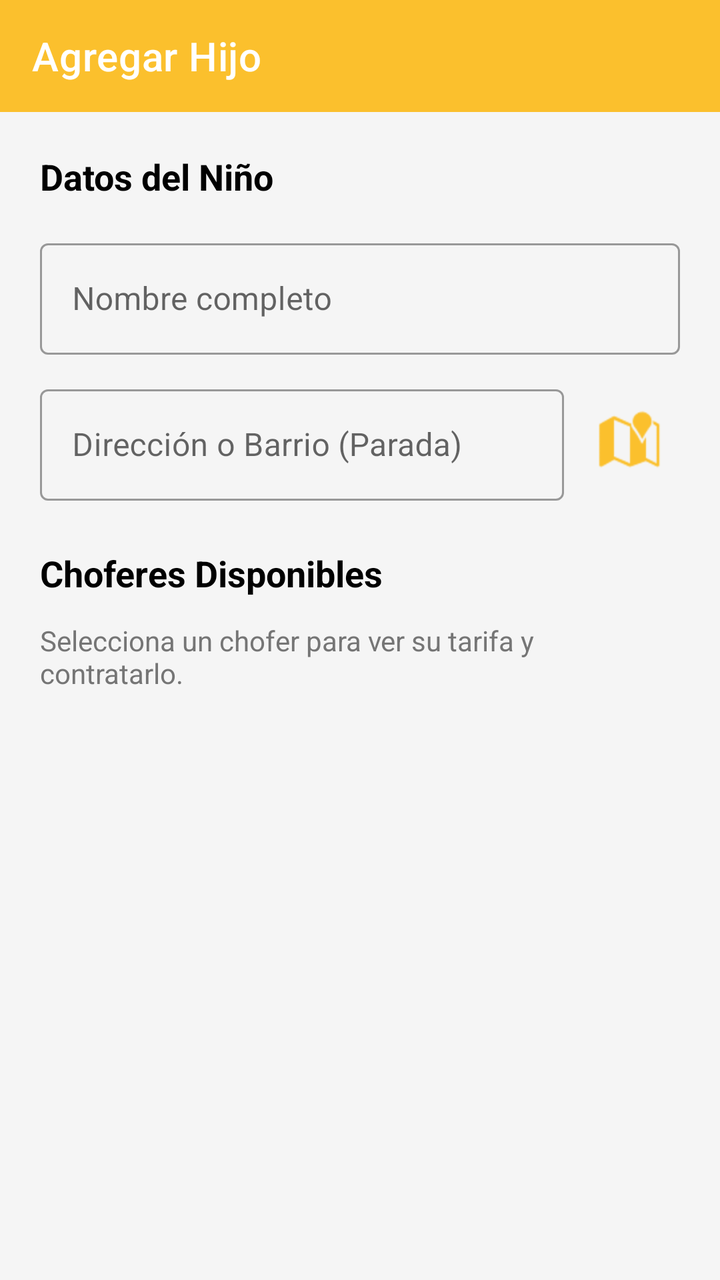
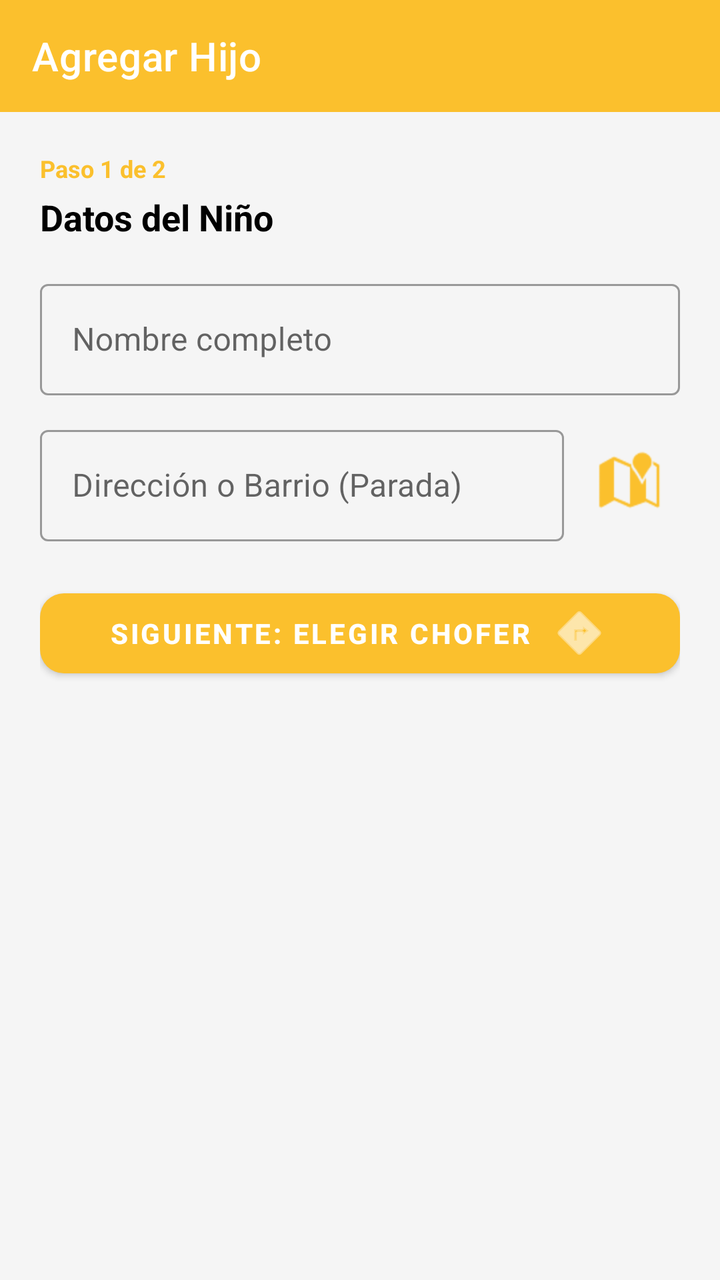

Two renders of the same Android screen: before a commit and after it. Below are the layout's source before the change and the commit's diff.
<!-- AndroidManifest.xml: application theme Theme.BusetaEscolarApp -->
<!-- res/layout/activity_agregar_hijo.xml -->
<?xml version="1.0" encoding="utf-8"?>
<LinearLayout xmlns:android="http://schemas.android.com/apk/res/android"
    xmlns:app="http://schemas.android.com/apk/res-auto"
    android:layout_width="match_parent"
    android:layout_height="match_parent"
    android:background="#F5F5F5"
    android:orientation="vertical">

    
    <com.google.android.material.appbar.AppBarLayout
        android:layout_width="match_parent"
        android:layout_height="wrap_content">
        <androidx.appcompat.widget.Toolbar
            android:id="@+id/toolbar"
            android:layout_width="match_parent"
            android:layout_height="?attr/actionBarSize"
            android:background="#FBC02D"
            app:title="Agregar Hijo"
            app:titleTextColor="@android:color/white" />
    </com.google.android.material.appbar.AppBarLayout>

    <ScrollView
        android:layout_width="match_parent"
        android:layout_height="match_parent"
        android:padding="20dp">

        <LinearLayout
            android:layout_width="match_parent"
            android:layout_height="wrap_content"
            android:orientation="vertical">

            <TextView
                android:layout_width="wrap_content"
                android:layout_height="wrap_content"
                android:layout_marginBottom="16dp"
                android:text="Datos del Niño"
                android:textColor="@android:color/black"
                android:textSize="18sp"
                android:textStyle="bold" />

            <com.google.android.material.textfield.TextInputLayout
                android:layout_width="match_parent"
                android:layout_height="wrap_content"
                android:layout_marginBottom="12dp"
                style="@style/Widget.MaterialComponents.TextInputLayout.OutlinedBox">

                <com.google.android.material.textfield.TextInputEditText
                    android:id="@+id/etNombreNino"
                    android:layout_width="match_parent"
                    android:layout_height="wrap_content"
                    android:hint="Nombre completo"
                    android:inputType="textPersonName" />
            </com.google.android.material.textfield.TextInputLayout>

            <LinearLayout
                android:layout_width="match_parent"
                android:layout_height="wrap_content"
                android:layout_marginBottom="24dp"
                android:orientation="horizontal"
                android:gravity="center_vertical">

                <com.google.android.material.textfield.TextInputLayout
                    android:layout_width="0dp"
                    android:layout_height="wrap_content"
                    android:layout_weight="1"
                    style="@style/Widget.MaterialComponents.TextInputLayout.OutlinedBox">

                    <com.google.android.material.textfield.TextInputEditText
                        android:id="@+id/etDireccion"
                        android:layout_width="match_parent"
                        android:layout_height="wrap_content"
                        android:hint="Dirección o Barrio (Parada)"
                        android:inputType="text" />
                </com.google.android.material.textfield.TextInputLayout>

                <ImageButton
                    android:id="@+id/btnMapLocation"
                    android:layout_width="50dp"
                    android:layout_height="50dp"
                    android:layout_marginStart="8dp"
                    android:background="?attr/selectableItemBackgroundBorderless"
                    android:src="@android:drawable/ic_dialog_map"
                    app:tint="#FBC02D" />
            </LinearLayout>

            <TextView
                android:layout_width="wrap_content"
                android:layout_height="wrap_content"
                android:layout_marginBottom="12dp"
                android:text="Choferes Disponibles"
                android:textColor="@android:color/black"
                android:textSize="18sp"
                android:textStyle="bold" />
                
            <TextView
                android:layout_width="wrap_content"
                android:layout_height="wrap_content"
                android:layout_marginBottom="16dp"
                android:text="Selecciona un chofer para ver su tarifa y contratarlo."
                android:textColor="#757575"
                android:textSize="14sp" />

            
            <androidx.recyclerview.widget.RecyclerView
                android:id="@+id/rvChoferes"
                android:layout_width="match_parent"
                android:layout_height="wrap_content"
                android:nestedScrollingEnabled="false" />

        </LinearLayout>
    </ScrollView>
</LinearLayout>
<!-- resources referenced by this layout -->
<resources>
  <style name="Theme.BusetaEscolarApp" parent="Theme.MaterialComponents.Light.NoActionBar" />
</resources>

<!-- the commit's change to res/layout/activity_agregar_hijo.xml (unified diff, before → after) -->
@@ -20,6 +20,7 @@
     </com.google.android.material.appbar.AppBarLayout>
 
     <ScrollView
+        android:id="@+id/scrollView"
         android:layout_width="match_parent"
         android:layout_height="match_parent"
         android:padding="20dp">
@@ -29,83 +30,137 @@
             android:layout_height="wrap_content"
             android:orientation="vertical">
 
-            <TextView
-                android:layout_width="wrap_content"
-                android:layout_height="wrap_content"
-                android:layout_marginBottom="16dp"
-                android:text="Datos del Niño"
-                android:textColor="@android:color/black"
-                android:textSize="18sp"
-                android:textStyle="bold" />
-
-            <com.google.android.material.textfield.TextInputLayout
+            
+            <LinearLayout
+                android:id="@+id/sectionDatosNino"
                 android:layout_width="match_parent"
                 android:layout_height="wrap_content"
-                android:layout_marginBottom="12dp"
-                style="@style/Widget.MaterialComponents.TextInputLayout.OutlinedBox">
+                android:orientation="vertical">
 
-                <com.google.android.material.textfield.TextInputEditText
-                    android:id="@+id/etNombreNino"
+                <TextView
+                    android:layout_width="wrap_content"
+                    android:layout_height="wrap_content"
+                    android:layout_marginBottom="4dp"
+                    android:text="Paso 1 de 2"
+                    android:textColor="#FBC02D"
+                    android:textSize="12sp"
+                    android:textStyle="bold" />
+
+                <TextView
+                    android:layout_width="wrap_content"
+                    android:layout_height="wrap_content"
+                    android:layout_marginBottom="16dp"
+                    android:text="Datos del Niño"
+                    android:textColor="@android:color/black"
+                    android:textSize="18sp"
+                    android:textStyle="bold" />
+
+                <com.google.android.material.textfield.TextInputLayout
                     android:layout_width="match_parent"
                     android:layout_height="wrap_content"
-                    android:hint="Nombre completo"
-                    android:inputType="textPersonName" />
-            </com.google.android.material.textfield.TextInputLayout>
-
-            <LinearLayout
-                android:layout_width="match_parent"
-                android:layout_height="wrap_content"
-                android:layout_marginBottom="24dp"
-                android:orientation="horizontal"
-                android:gravity="center_vertical">
-
-                <com.google.android.material.textfield.TextInputLayout
-                    android:layout_width="0dp"
-                    android:layout_height="wrap_content"
-                    android:layout_weight="1"
+                    android:layout_marginBottom="12dp"
                     style="@style/Widget.MaterialComponents.TextInputLayout.OutlinedBox">
 
                     <com.google.android.material.textfield.TextInputEditText
-                        android:id="@+id/etDireccion"
+                        android:id="@+id/etNombreNino"
                         android:layout_width="match_parent"
                         android:layout_height="wrap_content"
-                        android:hint="Dirección o Barrio (Parada)"
-                        android:inputType="text" />
+                        android:hint="Nombre completo"
+                        android:inputType="textPersonName" />
                 </com.google.android.material.textfield.TextInputLayout>
 
-                <ImageButton
-                    android:id="@+id/btnMapLocation"
-                    android:layout_width="50dp"
-                    android:layout_height="50dp"
-                    android:layout_marginStart="8dp"
-                    android:background="?attr/selectableItemBackgroundBorderless"
-                    android:src="@android:drawable/ic_dialog_map"
-                    app:tint="#FBC02D" />
+                <LinearLayout
+                    android:layout_width="match_parent"
+                    android:layout_height="wrap_content"
+                    android:layout_marginBottom="20dp"
+                    android:orientation="horizontal"
+                    android:gravity="center_vertical">
+
+                    <com.google.android.material.textfield.TextInputLayout
+                        android:layout_width="0dp"
+                        android:layout_height="wrap_content"
+                        android:layout_weight="1"
+                        style="@style/Widget.MaterialComponents.TextInputLayout.OutlinedBox">
+
+                        <com.google.android.material.textfield.TextInputEditText
+                            android:id="@+id/etDireccion"
+                            android:layout_width="match_parent"
+                            android:layout_height="wrap_content"
+                            android:hint="Dirección o Barrio (Parada)"
+                            android:inputType="text" />
+                    </com.google.android.material.textfield.TextInputLayout>
+
+                    <ImageButton
+                        android:id="@+id/btnMapLocation"
+                        android:layout_width="50dp"
+                        android:layout_height="50dp"
+                        android:layout_marginStart="8dp"
+                        android:background="?attr/selectableItemBackgroundBorderless"
+                        android:src="@android:drawable/ic_dialog_map"
+                        app:tint="#FBC02D" />
+                </LinearLayout>
+
+                <com.google.android.material.button.MaterialButton
+                    android:id="@+id/btnSiguiente"
+                    android:layout_width="match_parent"
+                    android:layout_height="52dp"
+                    android:text="Siguiente: Elegir chofer"
+                    android:textColor="@android:color/white"
+                    android:textStyle="bold"
+                    app:backgroundTint="#FBC02D"
+                    app:cornerRadius="12dp"
+                    app:icon="@android:drawable/ic_menu_directions"
+                    app:iconGravity="textEnd" />
+
             </LinearLayout>
 
-            <TextView
-                android:layout_width="wrap_content"
-                android:layout_height="wrap_content"
-                android:layout_marginBottom="12dp"
-                android:text="Choferes Disponibles"
-                android:textColor="@android:color/black"
-                android:textSize="18sp"
-                android:textStyle="bold" />
-                
-            <TextView
-                android:layout_width="wrap_content"
-                android:layout_height="wrap_content"
-                android:layout_marginBottom="16dp"
-                android:text="Selecciona un chofer para ver su tarifa y contratarlo."
-                android:textColor="#757575"
-                android:textSize="14sp" />
-
             
-            <androidx.recyclerview.widget.RecyclerView
-                android:id="@+id/rvChoferes"
+            <LinearLayout
+                android:id="@+id/sectionChoferes"
                 android:layout_width="match_parent"
                 android:layout_height="wrap_content"
-                android:nestedScrollingEnabled="false" />
+                android:orientation="vertical"
+                android:visibility="gone">
+
+                <View
+                    android:layout_width="match_parent"
+                    android:layout_height="1dp"
+                    android:layout_marginVertical="20dp"
+                    android:background="#E0E0E0" />
+
+                <TextView
+                    android:layout_width="wrap_content"
+                    android:layout_height="wrap_content"
+                    android:layout_marginBottom="4dp"
+                    android:text="Paso 2 de 2"
+                    android:textColor="#FBC02D"
+                    android:textSize="12sp"
+                    android:textStyle="bold" />
+
+                <TextView
+                    android:layout_width="wrap_content"
+                    android:layout_height="wrap_content"
+                    android:layout_marginBottom="4dp"
+                    android:text="Elige un Chofer"
+                    android:textColor="@android:color/black"
+                    android:textSize="18sp"
+                    android:textStyle="bold" />
+
+                <TextView
+                    android:layout_width="wrap_content"
+                    android:layout_height="wrap_content"
+                    android:layout_marginBottom="16dp"
+                    android:text="Selecciona un chofer para ver su tarifa y contratarlo."
+                    android:textColor="#757575"
+                    android:textSize="14sp" />
+
+                <androidx.recyclerview.widget.RecyclerView
+                    android:id="@+id/rvChoferes"
+                    android:layout_width="match_parent"
+                    android:layout_height="wrap_content"
+                    android:nestedScrollingEnabled="false" />
+
+            </LinearLayout>
 
         </LinearLayout>
     </ScrollView>
